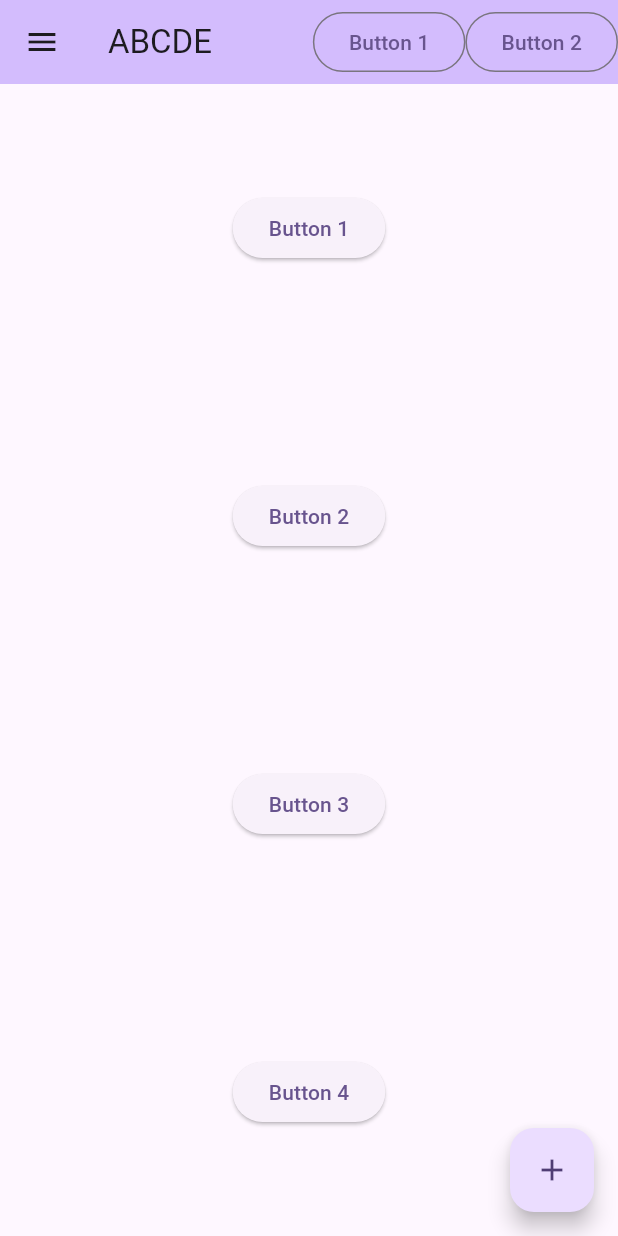
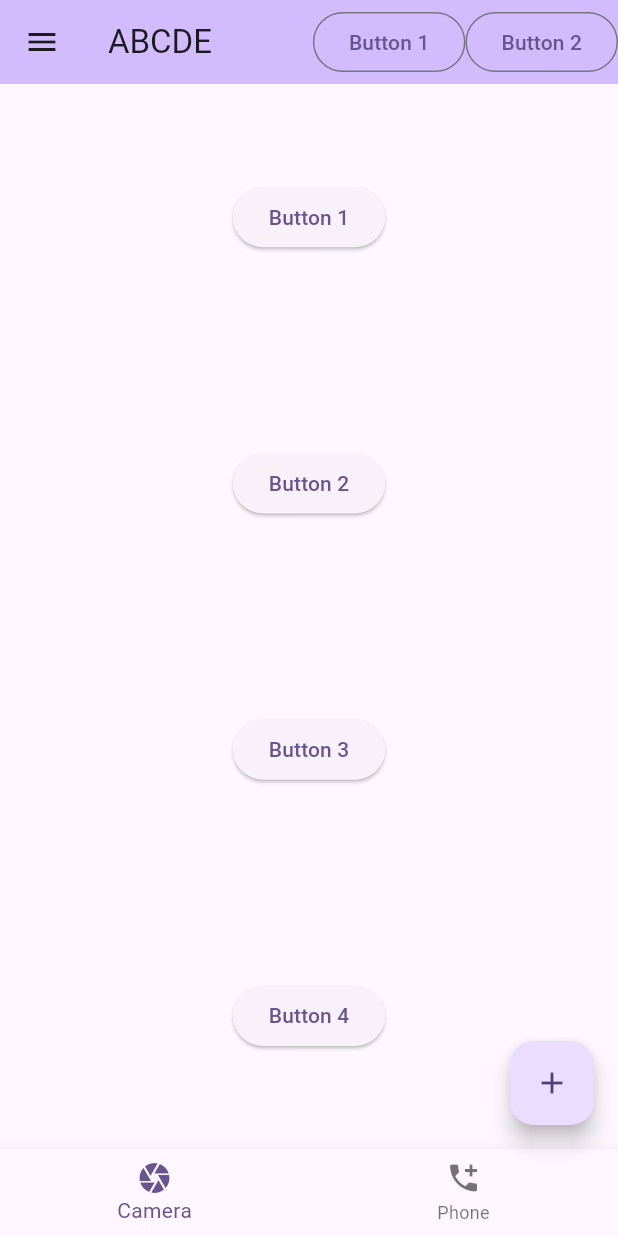
Before and after one commit to lina694/my_CST2335_labs, a Flutter app: the screen it shows after launch, on a phone screen of 412 x 824 dp. Run offline on Flutter 3.47's test engine with Material 3 defaults, Android fonts, the phone set to English and light mode, and no system bars.

Commit message:
BottomNavigation bar with an onTap param added

```diff
--- a/lib/main.dart
+++ b/lib/main.dart
@@ -65,6 +65,12 @@ class _MyHomePageState extends State<MyHomePage> {
       ),
       drawer:Drawer(
           child:Text("Hi there")),
+      bottomNavigationBar: BottomNavigationBar(items: [
+        BottomNavigationBarItem( icon: Icon(Icons.camera), label: 'Camera' ),
+        BottomNavigationBarItem( icon: Icon(Icons.add_call), label: 'Phone'  ),
+      ],
+        onTap: (buttonIndex) {  } ,
+      ),
       body: Center(
 
         child: Column(
```
